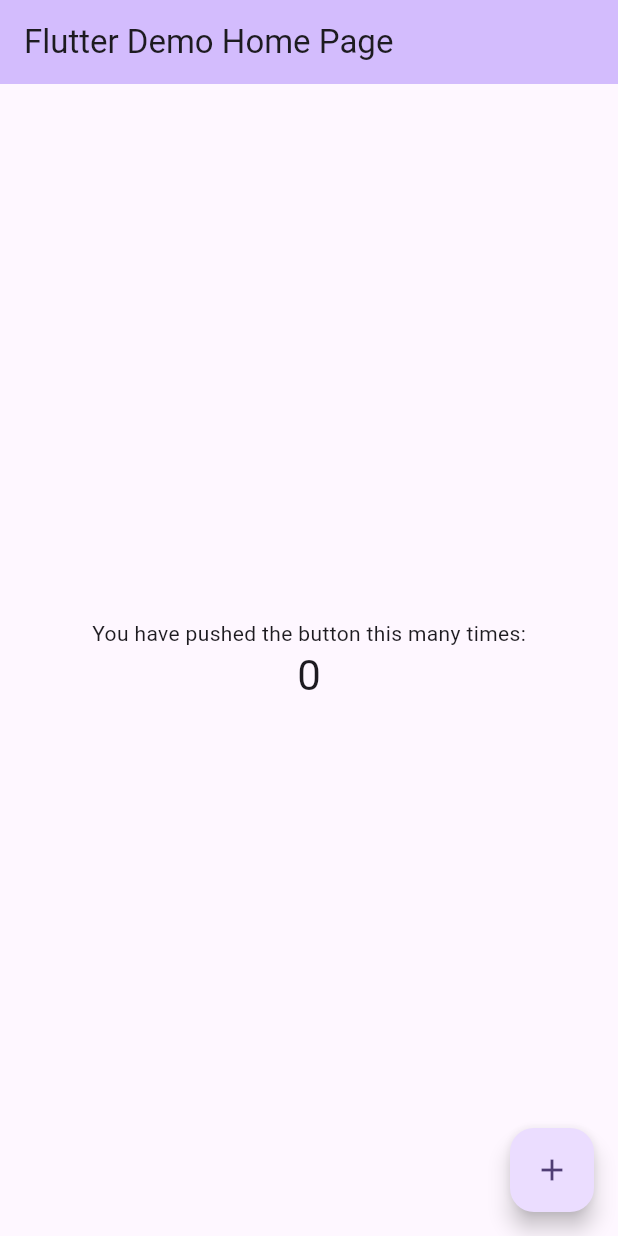
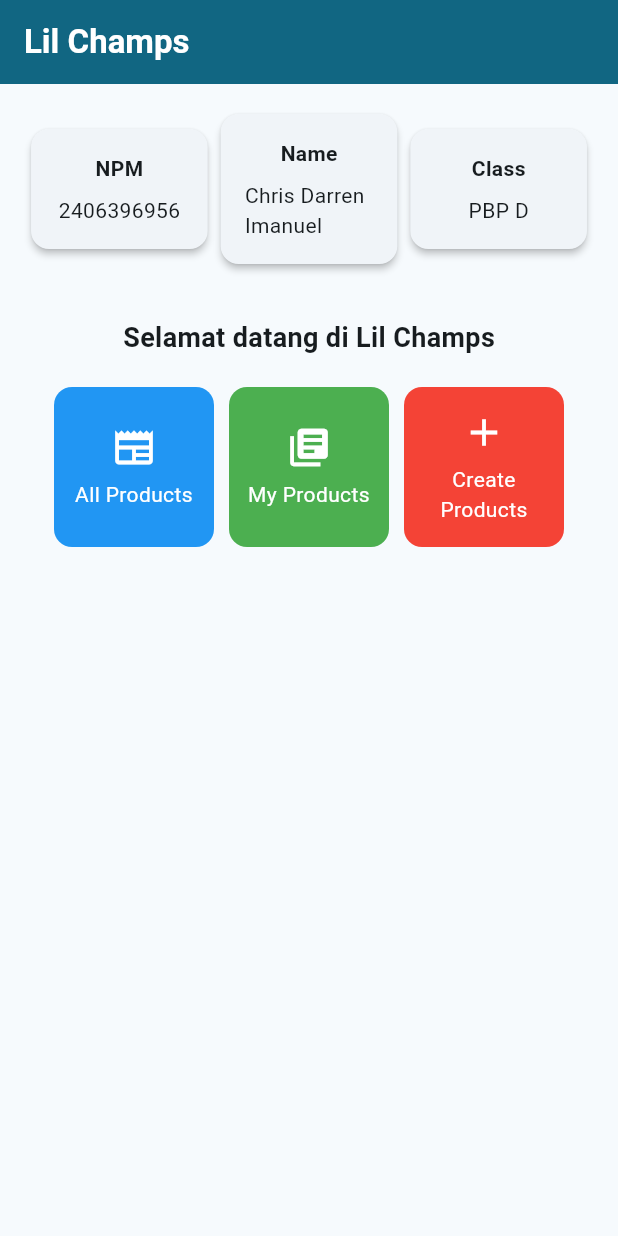
Before and after one commit to sweetsaltt/lil-champs-mobile, a Flutter app: the screen it shows after launch, on a phone screen of 412 x 824 dp. Run offline on Flutter 3.47's test engine with Material 3 defaults, Android fonts, the phone set to English and light mode, and no system bars.

Commit message:
Completion Tugas 7

```diff
--- a/lib/main.dart
+++ b/lib/main.dart
@@ -1,4 +1,5 @@
 import 'package:flutter/material.dart';
+import 'package:lil_champs/menu.dart';
 
 void main() {
   runApp(const MyApp());
@@ -28,95 +29,9 @@
         //
         // This works for code too, not just values: Most code changes can be
         // tested with just a hot reload.
-        colorScheme: ColorScheme.fromSeed(seedColor: Colors.deepPurple),
+        colorScheme: ColorScheme.fromSeed(seedColor: Colors.blueGrey),
       ),
-      home: const MyHomePage(title: 'Flutter Demo Home Page'),
+      home: MyHomePage()
     );
   }
 }
-
-class MyHomePage extends StatefulWidget {
-  const MyHomePage({super.key, required this.title});
-
-  // This widget is the home page of your application. It is stateful, meaning
-  // that it has a State object (defined below) that contains fields that affect
-  // how it looks.
-
-  // This class is the configuration for the state. It holds the values (in this
-  // case the title) provided by the parent (in this case the App widget) and
-  // used by the build method of the State. Fields in a Widget subclass are
-  // always marked "final".
-
-  final String title;
-
-  @override
-  State<MyHomePage> createState() => _MyHomePageState();
-}
-
-class _MyHomePageState extends State<MyHomePage> {
-  int _counter = 0;
-
-  void _incrementCounter() {
-    setState(() {
-      // This call to setState tells the Flutter framework that something has
-      // changed in this State, which causes it to rerun the build method below
-      // so that the display can reflect the updated values. If we changed
-      // _counter without calling setState(), then the build method would not be
-      // called again, and so nothing would appear to happen.
-      _counter++;
-    });
-  }
-
-  @override
-  Widget build(BuildContext context) {
-    // This method is rerun every time setState is called, for instance as done
-    // by the _incrementCounter method above.
-    //
-    // The Flutter framework has been optimized to make rerunning build methods
-    // fast, so that you can just rebuild anything that needs updating rather
-    // than having to individually change instances of widgets.
-    return Scaffold(
-      appBar: AppBar(
-        // TRY THIS: Try changing the color here to a specific color (to
-        // Colors.amber, perhaps?) and trigger a hot reload to see the AppBar
-        // change color while the other colors stay the same.
-        backgroundColor: Theme.of(context).colorScheme.inversePrimary,
-        // Here we take the value from the MyHomePage object that was created by
-        // the App.build method, and use it to set our appbar title.
-        title: Text(widget.title),
-      ),
-      body: Center(
-        // Center is a layout widget. It takes a single child and positions it
-        // in the middle of the parent.
-        child: Column(
-          // Column is also a layout widget. It takes a list of children and
-          // arranges them vertically. By default, it sizes itself to fit its
-          // children horizontally, and tries to be as tall as its parent.
-          //
-          // Column has various properties to control how it sizes itself and
-          // how it positions its children. Here we use mainAxisAlignment to
-          // center the children vertically; the main axis here is the vertical
-          // axis because Columns are vertical (the cross axis would be
-          // horizontal).
-          //
-          // TRY THIS: Invoke "debug painting" (choose the "Toggle Debug Paint"
-          // action in the IDE, or press "p" in the console), to see the
-          // wireframe for each widget.
-          mainAxisAlignment: MainAxisAlignment.center,
-          children: <Widget>[
-            const Text('You have pushed the button this many times:'),
-            Text(
-              '$_counter',
-              style: Theme.of(context).textTheme.headlineMedium,
-            ),
-          ],
-        ),
-      ),
-      floatingActionButton: FloatingActionButton(
-        onPressed: _incrementCounter,
-        tooltip: 'Increment',
-        child: const Icon(Icons.add),
-      ), // This trailing comma makes auto-formatting nicer for build methods.
-    );
-  }
-}
--- a/lib/menu.dart
+++ b/lib/menu.dart
@@ -1,88 +1,191 @@
 import 'package:flutter/material.dart';
-import 'package:'
 
-class MyHomePage extends StatefulWidget {
-  const MyHomePage({super.key, required this.title});
+class MyHomePage extends StatelessWidget {
+  MyHomePage({super.key});
 
-  // This widget is the home page of your application. It is stateful, meaning
-  // that it has a State object (defined below) that contains fields that affect
-  // how it looks.
+  final String nama = "Chris Darren Imanuel";
+  final String npm = "2406396956";
+  final String kelas = "PBP D";
 
-  // This class is the configuration for the state. It holds the values (in this
-  // case the title) provided by the parent (in this case the App widget) and
-  // used by the build method of the State. Fields in a Widget subclass are
-  // always marked "final".
 
-  final String title;
 
-  @override
-  State<MyHomePage> createState() => _MyHomePageState();
-}
-
-class _MyHomePageState extends State<MyHomePage> {
-  int _counter = 0;
-
-  void _incrementCounter() {
-    setState(() {
-      // This call to setState tells the Flutter framework that something has
-      // changed in this State, which causes it to rerun the build method below
-      // so that the display can reflect the updated values. If we changed
-      // _counter without calling setState(), then the build method would not be
-      // called again, and so nothing would appear to happen.
-      _counter++;
-    });
-  }
+  final List<ItemHomepage> items = [
+    ItemHomepage("All Products", Icons.newspaper, Colors.blue),
+    ItemHomepage("My Products", Icons.my_library_books, Colors.green),
+    ItemHomepage("Create Products", Icons.add, Colors.red),
+  ];
 
   @override
   Widget build(BuildContext context) {
-    // This method is rerun every time setState is called, for instance as done
-    // by the _incrementCounter method above.
-    //
-    // The Flutter framework has been optimized to make rerunning build methods
-    // fast, so that you can just rebuild anything that needs updating rather
-    // than having to individually change instances of widgets.
     return Scaffold(
+      // AppBar, bagian atas halaman yang menampilkan judul.
       appBar: AppBar(
-        // TRY THIS: Try changing the color here to a specific color (to
-        // Colors.amber, perhaps?) and trigger a hot reload to see the AppBar
-        // change color while the other colors stay the same.
-        backgroundColor: Theme.of(context).colorScheme.inversePrimary,
-        // Here we take the value from the MyHomePage object that was created by
-        // the App.build method, and use it to set our appbar title.
-        title: Text(widget.title),
+        // Judul aplikasi.
+        title: const Text(
+          'Lil Champs',
+          style: TextStyle(
+            color: Colors.white,
+            fontWeight: FontWeight.bold,
+          ),
+        ),
+        // Warna latar belakang AppBar diambil dari skema warna tema aplikasi.
+        backgroundColor: Theme.of(context).colorScheme.primary,
       ),
-      body: Center(
-        // Center is a layout widget. It takes a single child and positions it
-        // in the middle of the parent.
+      // Body halaman dengan padding di sekelilingnya.
+      body: Padding(
+        padding: const EdgeInsets.all(16.0),
+        // Menyusun widget secara vertikal dalam sebuah kolom.
         child: Column(
-          // Column is also a layout widget. It takes a list of children and
-          // arranges them vertically. By default, it sizes itself to fit its
-          // children horizontally, and tries to be as tall as its parent.
-          //
-          // Column has various properties to control how it sizes itself and
-          // how it positions its children. Here we use mainAxisAlignment to
-          // center the children vertically; the main axis here is the vertical
-          // axis because Columns are vertical (the cross axis would be
-          // horizontal).
-          //
-          // TRY THIS: Invoke "debug painting" (choose the "Toggle Debug Paint"
-          // action in the IDE, or press "p" in the console), to see the
-          // wireframe for each widget.
-          mainAxisAlignment: MainAxisAlignment.center,
-          children: <Widget>[
-            const Text('You have pushed the button this many times:'),
-            Text(
-              '$_counter',
-              style: Theme.of(context).textTheme.headlineMedium,
+          crossAxisAlignment: CrossAxisAlignment.center,
+          children: [
+            // Row untuk menampilkan 3 InfoCard secara horizontal.
+            Row(
+              mainAxisAlignment: MainAxisAlignment.spaceEvenly,
+              children: [
+                InfoCard(title: 'NPM', content: npm),
+                InfoCard(title: 'Name', content: nama),
+                InfoCard(title: 'Class', content: kelas),
+              ],
+            ),
+
+            // Memberikan jarak vertikal 16 unit.
+            const SizedBox(height: 16.0),
+
+            // Menempatkan widget berikutnya di tengah halaman.
+            Center(
+              child: Column(
+                // Menyusun teks dan grid item secara vertikal.
+
+                children: [
+                  // Menampilkan teks sambutan.
+                  const Padding(
+                    padding: EdgeInsets.only(top: 16.0),
+                    child: Text(
+                      'Selamat datang di Lil Champs',
+                      style: TextStyle(
+                        fontWeight: FontWeight.bold,
+                        fontSize: 18.0,
+                      ),
+                    ),
+                  ),
+
+                  // Grid untuk menampilkan ItemCard dalam bentuk grid 3 kolom.
+                  GridView.count(
+                    primary: true,
+                    padding: const EdgeInsets.all(20),
+                    crossAxisSpacing: 10,
+                    mainAxisSpacing: 10,
+                    crossAxisCount: 3,
+                    // Agar grid menyesuaikan tinggi kontennya.
+                    shrinkWrap: true,
+
+                    // Menampilkan ItemCard untuk setiap item dalam list items.
+                    children: items.map((ItemHomepage item) {
+                      return ItemCard(item);
+                    }).toList(),
+                  ),
+                ],
+              ),
             ),
           ],
         ),
       ),
-      floatingActionButton: FloatingActionButton(
-        onPressed: _incrementCounter,
-        tooltip: 'Increment',
-        child: const Icon(Icons.add),
-      ), // This trailing comma makes auto-formatting nicer for build methods.
     );
   }
 }
+
+class InfoCard extends StatelessWidget {
+  // Kartu informasi yang menampilkan title dan content.
+
+  final String title;  // Judul kartu.
+  final String content; // Isi kartu.
+
+
+  const InfoCard({super.key, required this.title, required this.content});
+
+  @override
+  Widget build(BuildContext context) {
+    return Card(
+      // Membuat kotak kartu dengan bayangan dibawahnya.
+      elevation: 2.0,
+      child: Container(
+        // Mengatur ukuran dan jarak di dalam kartu.
+        width: MediaQuery.of(context).size.width / 3.5, // menyesuaikan dengan lebar device yang digunakan.
+        padding: const EdgeInsets.all(16.0),
+        // Menyusun title dan content secara vertikal.
+        child: Column(
+          children: [
+            Text(
+              title,
+              style: const TextStyle(fontWeight: FontWeight.bold),
+            ),
+            const SizedBox(height: 8.0),
+            Text(content)
+          ],
+        ),
+      ),
+    );
+  }
+}
+
+class ItemHomepage {
+  final String name;
+  final IconData icon;
+  final Color color; // warna latar belakang
+
+  ItemHomepage(this.name, this.icon, this.color);
+}
+
+class ItemCard extends StatelessWidget {
+  // Menampilkan kartu dengan ikon dan nama.
+
+  final ItemHomepage item;
+
+  const ItemCard(this.item, {super.key});
+
+  @override
+  Widget build(BuildContext context) {
+    return Material(
+      // Menentukan warna latar belakang dari item.
+      color: item.color,
+      // Membuat sudut kartu melengkung.
+      borderRadius: BorderRadius.circular(12),
+
+      child: InkWell(
+        // Aksi ketika kartu ditekan.
+        onTap: () {
+          // Menampilkan pesan SnackBar saat kartu ditekan.
+          ScaffoldMessenger.of(context)
+            ..hideCurrentSnackBar()
+            ..showSnackBar(
+                SnackBar(content: Text("Kamu telah menekan tombol ${item.name}!"))
+            );
+        },
+        // Container untuk menyimpan Icon dan Text
+        child: Container(
+          padding: const EdgeInsets.all(8),
+          child: Center(
+            child: Column(
+              // Menyusun ikon dan teks di tengah kartu.
+              mainAxisAlignment: MainAxisAlignment.center,
+              children: [
+                Icon(
+                  item.icon,
+                  color: Colors.white,
+                  size: 30.0,
+                ),
+                const Padding(padding: EdgeInsets.all(3)),
+                Text(
+                  item.name,
+                  textAlign: TextAlign.center,
+                  style: const TextStyle(color: Colors.white),
+                ),
+              ],
+            ),
+          ),
+        ),
+      ),
+    );
+  }
+
+}
```
Also changed, not shown: 1 other file.
